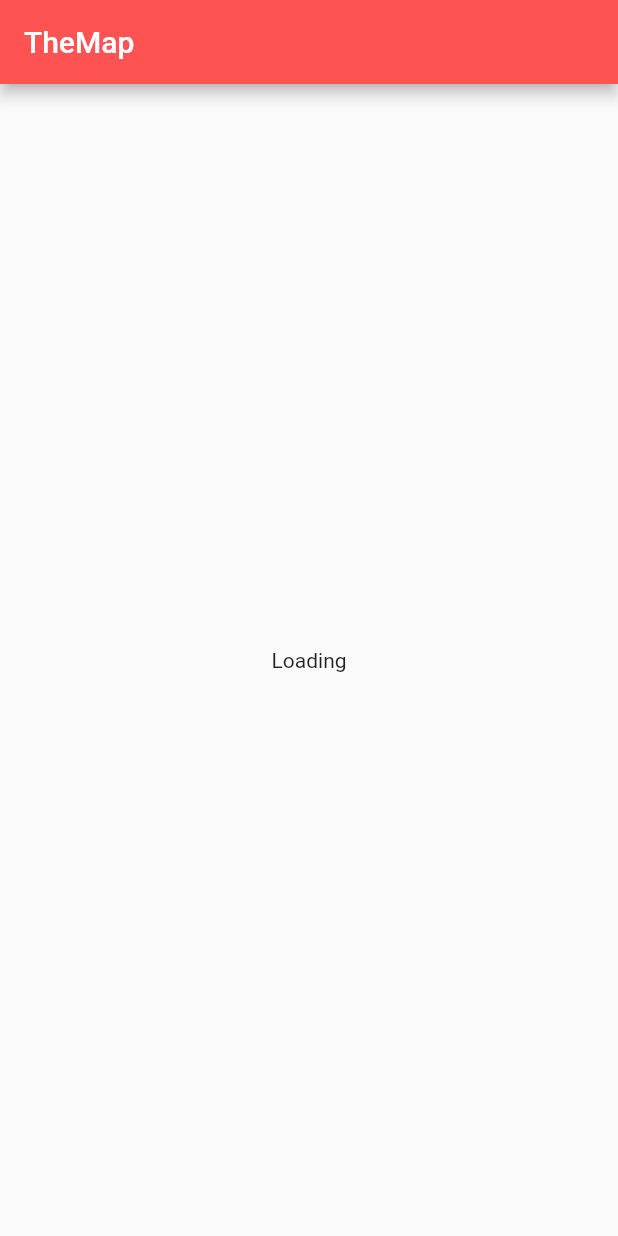
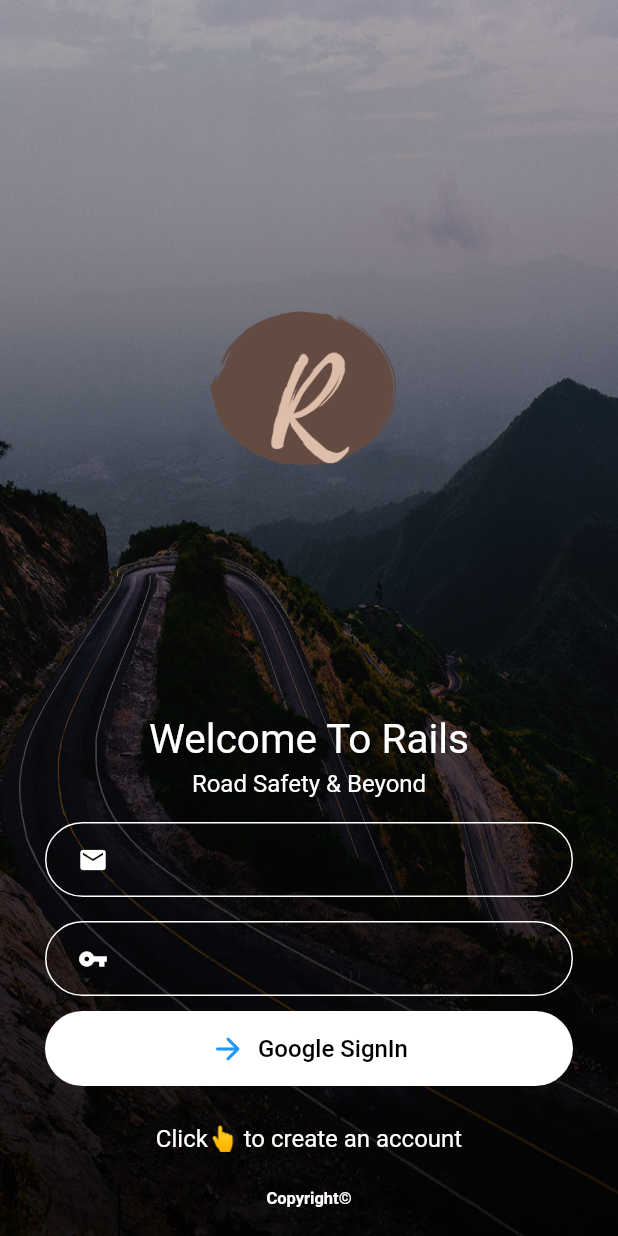
Before and after one commit to DavidMtundi/railsv2, a Flutter app: the screen it shows after launch, on a phone screen of 412 x 824 dp. Run offline on Flutter 3.47's test engine with Material 2 defaults, Android fonts, the phone set to English and light mode, and no system bars; our stand-ins replace firebase_auth, firebase_core, flutter_native_splash, geolocator, google_maps_flutter, google_sign_in; missing offline and left inert: flutter_polyline_points; accounts and stored records are empty.

Commit message:
1st commit

```diff
--- /dev/null
+++ b/lib/register/auth_service.dart
@@ -0,0 +1,48 @@
+import 'package:firebase_auth/firebase_auth.dart';
+import 'package:flutter/material.dart';
+import 'package:google_sign_in/google_sign_in.dart';
+import 'package:railsv2/map_detail/map_page.dart';
+import 'package:railsv2/screens/login_page.dart';
+import 'package:railsv2/screens/login_screen.dart';
+
+
+ class AuthService{
+  ///Todo:
+  //method to handleAuth
+  handleAuthState() {
+    return StreamBuilder(
+        stream: FirebaseAuth.instance.authStateChanges(),
+        builder: (BuildContext context, snapshot) {
+          if (snapshot.hasData) {
+            return TheMap();
+          } else {
+            return Login();
+          }
+        });
+  }
+
+  ///TODO:
+  //method to SigninWithGoogle
+  Future<UserCredential> signInWithGoogle() async {
+    // Trigger the authentication flow
+    final GoogleSignInAccount? googleUser = await GoogleSignIn().signIn();
+
+    // Obtain the auth details from the request
+    final GoogleSignInAuthentication? googleAuth = await googleUser?.authentication;
+
+    // Create a new credential
+    final credential = GoogleAuthProvider.credential(
+      accessToken: googleAuth?.accessToken,
+      idToken: googleAuth?.idToken,
+    );
+
+    // Once signed in, return the UserCredential
+    return await FirebaseAuth.instance.signInWithCredential(credential);
+  }
+
+  ///TODO:
+  //method to SignOut
+  signOut() {
+    FirebaseAuth.instance.signOut();
+  }
+}
--- /dev/null
+++ b/lib/screens/login_page.dart
@@ -0,0 +1,260 @@
+import 'package:flutter/material.dart';
+import 'package:flutter/services.dart';
+import 'package:railsv2/register/auth_service.dart';
+
+
+class Login extends StatefulWidget {
+  @override
+  _LoginState createState() => _LoginState();
+}
+
+class _LoginState extends State<Login> {
+
+  @override
+  Widget build(BuildContext context) {
+
+    //test feild state
+    String email = "";
+    String password = "";
+    //for showing loading
+
+    // this below line is used to make notification bar transparent
+    SystemChrome.setSystemUIOverlayStyle(
+        SystemUiOverlayStyle(statusBarColor: Colors.transparent));
+
+    return Scaffold(
+      body: Stack(
+        children: <Widget>[
+          Image.asset(
+            //TODO update this
+            'assets/roadimg.jpg',
+            fit: BoxFit.fill,
+            height: double.infinity,
+            width: double.infinity,
+          ),
+          Container(
+            decoration: BoxDecoration(
+                gradient: LinearGradient(
+                    begin: Alignment.bottomCenter,
+                    end: Alignment.topCenter,
+                    colors: [
+                      Colors.black.withOpacity(.9),
+                      Colors.black.withOpacity(.3),
+                    ])),
+          ),
+          Padding(
+            padding: EdgeInsets.only(bottom: 10),
+            child: Column(
+              mainAxisAlignment: MainAxisAlignment.end,
+              crossAxisAlignment: CrossAxisAlignment.center,
+              children: <Widget>[
+                Padding(
+                  padding:EdgeInsets.fromLTRB(0.0, 0.0, 0.0, 60.0),
+                 /* child: CircleAvatar(
+                    radius: 55,
+                    backgroundColor: Color(0xffFDCF09),
+                    child: CircleAvatar(
+                      radius: 50,
+                      child: Image.asset('assets/rail_logo.png',fit: BoxFit.fill,height: 800, width: 800,),
+
+                    ),
+                  ),*/
+                  child:Image.asset('assets/rail_logo.png',fit: BoxFit.fill,height: 300, width: 700,),
+                ),
+                Text(
+                  'Welcome To Rails',
+                  style: TextStyle(
+                    fontSize: 27.0,
+                    color: Colors.white,
+                  ),
+                ),
+                SizedBox(
+                  height: 4,
+                ),
+                Text(
+                  //TODO update this
+                  'Road Safety & Beyond',
+                  style: TextStyle(
+                    fontSize: 16.0,
+                    color: Colors.white,
+                  ),
+                ),
+                SizedBox(
+                  height: 16,
+                ),
+                Stack(
+                  children: <Widget>[
+                    Container(
+                        width: double.infinity,
+                        margin: EdgeInsets.fromLTRB(30, 0, 30, 0),
+                        padding: EdgeInsets.fromLTRB(0, 10, 0, 10),
+                        height: 50,
+                        decoration: BoxDecoration(
+                            border: Border.all(color: Colors.white),
+                            borderRadius: BorderRadius.circular(50)),
+                        child: Row(
+                          mainAxisAlignment: MainAxisAlignment.start,
+                          children: <Widget>[
+                            Container(
+                              margin: EdgeInsets.only(left: 20),
+                              height: 22,
+                              width: 22,
+                              child: Icon(
+                                Icons.email,
+                                color: Colors.white,
+                                size: 20,
+                              ),
+                            ),
+                          ],
+                        )),
+                    Container(
+                        height: 50,
+                        margin: EdgeInsets.fromLTRB(30, 0, 30, 0),
+                        padding: EdgeInsets.fromLTRB(0, 10, 0, 5),
+                       /* child: TextField(
+                          textAlign: TextAlign.center,
+                          decoration: InputDecoration(
+                              hintText: 'Email',
+                              focusedBorder: InputBorder.none,
+                              border: InputBorder.none,
+                              hintStyle: TextStyle(
+                                  color: Colors.white70
+                              )
+                          ),
+                          style: TextStyle(fontSize: 16,
+                              color: Colors.white),
+                        )*/
+                    ),
+                  ],
+                ),
+                SizedBox(
+                  height: 16,
+                ),
+                Stack(
+                  children: <Widget>[
+                    Container(
+                        width: double.infinity,
+                        margin: EdgeInsets.fromLTRB(30, 0, 30, 0),
+                        padding: EdgeInsets.fromLTRB(0, 10, 0, 10),
+                        height: 50,
+                        decoration: BoxDecoration(
+                            border: Border.all(color: Colors.white),
+                            borderRadius: BorderRadius.circular(50)),
+                        child: Row(
+                          mainAxisAlignment: MainAxisAlignment.start,
+                          children: <Widget>[
+                            Container(
+                              margin: EdgeInsets.only(left: 20),
+                              height: 22,
+                              width: 22,
+                              child: Icon(
+                                Icons.vpn_key,
+                                color: Colors.white,
+                                size: 20,
+                              ),
+                            ),
+                          ],
+                        )),
+                    Container(
+                        height: 50,
+                        margin: EdgeInsets.fromLTRB(30, 0, 30, 0),
+                        padding: EdgeInsets.fromLTRB(0, 10, 0, 5),
+                        /*child: TextField(
+                          textAlign: TextAlign.center,
+                          decoration: InputDecoration(
+                            hintText: 'Password',
+                            focusedBorder: InputBorder.none,
+                            border: InputBorder.none,
+                            hintStyle: TextStyle(
+                                color: Colors.white70
+                            ),
+                          ),
+                          style: TextStyle(fontSize: 16,
+                              color: Colors.white),
+                        )*/
+                    ),
+                  ],
+                ),
+                SizedBox(
+                  height: 10,
+                ),
+                Container(
+                  height: 50,
+                  decoration: BoxDecoration(
+                      color: Colors.white,
+                      borderRadius: BorderRadius.circular(50)
+                  ),
+                  margin: EdgeInsets.fromLTRB(30, 0, 30, 0),
+                  child: Center(
+                      /*child: Text(
+                        'Register',
+                        style: TextStyle(
+                            fontSize: 16,
+                            color: Colors.black),
+                      )*/
+                    child: TextButton.icon(
+                        onPressed: (){
+                          /*Navigator.push(
+                            context,
+                            MaterialPageRoute(builder: (context) => AuthService().signInWithGoogle()),
+                          );*/
+                          AuthService().signInWithGoogle();
+                        },
+                        label: Text(
+                          'Google SignIn',
+                          style: TextStyle(
+                              fontSize: 16,
+                              color: Colors.black),
+                        ),
+                      icon: Icon(Icons.arrow_forward_rounded),
+                    ),
+                  ),
+                ),
+                SizedBox(
+                  height: 10,
+                ),
+                Container(
+                  height: 50,
+                  decoration: BoxDecoration(
+                      borderRadius: BorderRadius.circular(50)
+                  ),
+                  margin: EdgeInsets.fromLTRB(30, 0, 30, 0),
+                  child: Center(
+                      child: Text(
+                        "Click👆 to create an account",
+                        style: TextStyle(
+                            fontSize: 16,
+                            color: Colors.white),
+                      )),
+                ),
+                InkWell(
+                  onTap: () {
+                    /*Navigator.push(
+                      context,
+                      MaterialPageRoute(builder: (context) => AuthService().signInWithGoogle()),
+                    );*/
+                  },
+                  child: Container(
+                    height: 30,
+                    decoration: BoxDecoration(
+                        borderRadius: BorderRadius.circular(50)
+                    ),
+                    margin: EdgeInsets.fromLTRB(30, 0, 30, 0),
+                    child: Center(
+                        child: Text(
+                          "Copyright©",
+                          style: TextStyle(
+                              fontSize: 11,
+                              color: Colors.white,
+                              fontWeight: FontWeight.bold),
+                        )),
+                  ),
+                ),
+              ],
+            ),
+          )
+        ],
+      ),
+    );
+  }
+}
```
Also changed, not shown: lib/main.dart (+5 -67 lines), lib/register/google_signin.dart (added, +30 -0 lines), lib/screens/login_screen.dart (added, +38 -0 lines), pubspec.yaml (+10 -9 lines), assets/google_image.jpg (added), assets/icon/rail_logo.png (added), assets/img.png (added), assets/rail_logo.png (added), assets/roadimg.jpg (added), lib/firebase_options.dart, pubspec.lock, 1 other file.
